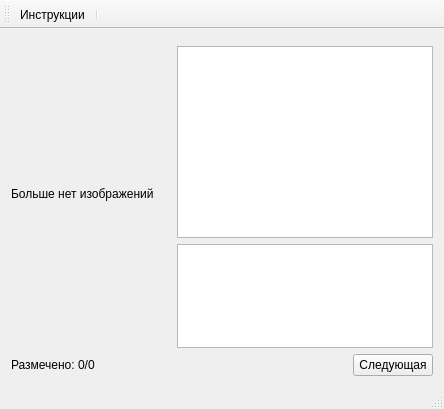
Above: mainwindow.ui from vuvko/label_emotions before the change. Below: the same form after it.
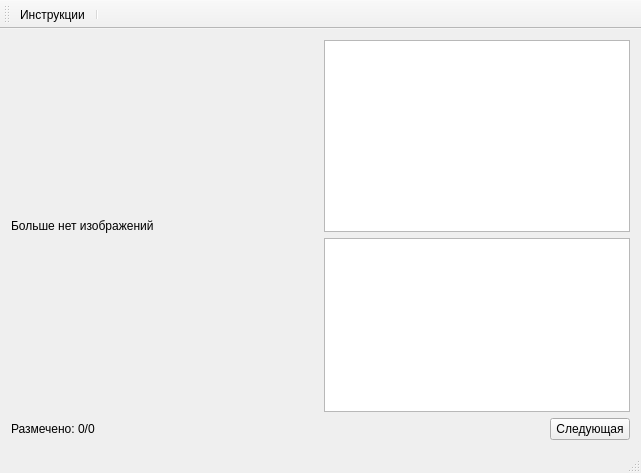
That is the form after the change.

Patch:
```diff
--- a/mainwindow.ui
+++ b/mainwindow.ui
@@ -6,8 +6,8 @@
    <rect>
     <x>0</x>
     <y>0</y>
-    <width>444</width>
-    <height>409</height>
+    <width>641</width>
+    <height>473</height>
    </rect>
   </property>
   <property name="windowTitle">
@@ -20,104 +20,104 @@
      <verstretch>0</verstretch>
     </sizepolicy>
    </property>
-   <layout class="QGridLayout" name="gridLayout">
-    <item row="5" column="1">
-     <spacer name="horizontalSpacer">
-      <property name="orientation">
-       <enum>Qt::Horizontal</enum>
-      </property>
-      <property name="sizeHint" stdset="0">
-       <size>
-        <width>40</width>
-        <height>20</height>
-       </size>
-      </property>
-     </spacer>
-    </item>
-    <item row="3" column="1" colspan="2">
-     <widget class="QListView" name="TypeView">
-      <property name="sizePolicy">
-       <sizepolicy hsizetype="Expanding" vsizetype="Expanding">
-        <horstretch>0</horstretch>
-        <verstretch>0</verstretch>
-       </sizepolicy>
-      </property>
-      <property name="editTriggers">
-       <set>QAbstractItemView::NoEditTriggers</set>
-      </property>
-      <property name="defaultDropAction">
-       <enum>Qt::IgnoreAction</enum>
-      </property>
-     </widget>
-    </item>
-    <item row="4" column="1" colspan="2">
-     <spacer name="verticalSpacer">
-      <property name="orientation">
-       <enum>Qt::Vertical</enum>
-      </property>
-      <property name="sizeHint" stdset="0">
-       <size>
-        <width>20</width>
-        <height>40</height>
-       </size>
-      </property>
-     </spacer>
-    </item>
-    <item row="5" column="2">
-     <widget class="QPushButton" name="NextButton">
-      <property name="text">
-       <string>Следующая</string>
-      </property>
-     </widget>
-    </item>
-    <item row="5" column="0">
-     <widget class="QLabel" name="MarkedLabel">
-      <property name="text">
-       <string>Размечено: 0/0</string>
-      </property>
-     </widget>
-    </item>
-    <item row="1" column="1" rowspan="2" colspan="2">
-     <widget class="QListView" name="LabelView">
-      <property name="sizePolicy">
-       <sizepolicy hsizetype="Expanding" vsizetype="MinimumExpanding">
-        <horstretch>0</horstretch>
-        <verstretch>0</verstretch>
-       </sizepolicy>
-      </property>
-      <property name="editTriggers">
-       <set>QAbstractItemView::NoEditTriggers</set>
-      </property>
-      <property name="defaultDropAction">
-       <enum>Qt::IgnoreAction</enum>
-      </property>
-     </widget>
-    </item>
-    <item row="0" column="1" colspan="2">
-     <spacer name="verticalSpacer_2">
-      <property name="orientation">
-       <enum>Qt::Vertical</enum>
-      </property>
-      <property name="sizeHint" stdset="0">
-       <size>
-        <width>20</width>
-        <height>40</height>
-       </size>
-      </property>
-     </spacer>
-    </item>
-    <item row="0" column="0" rowspan="5">
-     <widget class="QLabel" name="Canvas">
-      <property name="sizePolicy">
-       <sizepolicy hsizetype="Expanding" vsizetype="Expanding">
-        <horstretch>0</horstretch>
-        <verstretch>0</verstretch>
-       </sizepolicy>
-      </property>
-      <property name="text">
-       <string>Больше нет изображений</string>
-      </property>
-     </widget>
+   <layout class="QVBoxLayout" name="verticalLayout_5">
+    <item>
+     <layout class="QGridLayout" name="gridLayout">
+      <item row="0" column="1">
+       <widget class="QListView" name="LabelView">
+        <property name="sizePolicy">
+         <sizepolicy hsizetype="Expanding" vsizetype="MinimumExpanding">
+          <horstretch>0</horstretch>
+          <verstretch>0</verstretch>
+         </sizepolicy>
+        </property>
+        <property name="editTriggers">
+         <set>QAbstractItemView::NoEditTriggers</set>
+        </property>
+        <property name="defaultDropAction">
+         <enum>Qt::IgnoreAction</enum>
+        </property>
+       </widget>
+      </item>
+      <item row="3" column="0">
+       <widget class="QLabel" name="MarkedLabel">
+        <property name="text">
+         <string>Размечено: 0/0</string>
+        </property>
+       </widget>
+      </item>
+      <item row="0" column="0" rowspan="2">
+       <widget class="QLabel" name="Canvas">
+        <property name="sizePolicy">
+         <sizepolicy hsizetype="Expanding" vsizetype="Expanding">
+          <horstretch>0</horstretch>
+          <verstretch>0</verstretch>
+         </sizepolicy>
+        </property>
+        <property name="minimumSize">
+         <size>
+          <width>0</width>
+          <height>0</height>
+         </size>
+        </property>
+        <property name="text">
+         <string>Больше нет изображений</string>
+        </property>
+        <property name="scaledContents">
+         <bool>true</bool>
+        </property>
+       </widget>
+      </item>
+      <item row="1" column="1">
+       <widget class="QListView" name="TypeView">
+        <property name="sizePolicy">
+         <sizepolicy hsizetype="Expanding" vsizetype="Expanding">
+          <horstretch>0</horstretch>
+          <verstretch>0</verstretch>
+         </sizepolicy>
+        </property>
+        <property name="editTriggers">
+         <set>QAbstractItemView::NoEditTriggers</set>
+        </property>
+        <property name="defaultDropAction">
+         <enum>Qt::IgnoreAction</enum>
+        </property>
+       </widget>
+      </item>
+      <item row="3" column="1">
+       <layout class="QHBoxLayout" name="horizontalLayout">
+        <item>
+         <spacer name="horizontalSpacer">
+          <property name="orientation">
+           <enum>Qt::Horizontal</enum>
+          </property>
+          <property name="sizeType">
+           <enum>QSizePolicy::Expanding</enum>
+          </property>
+          <property name="sizeHint" stdset="0">
+           <size>
+            <width>40</width>
+            <height>20</height>
+           </size>
+          </property>
+         </spacer>
+        </item>
+        <item>
+         <widget class="QPushButton" name="NextButton">
+          <property name="sizePolicy">
+           <sizepolicy hsizetype="Minimum" vsizetype="Fixed">
+            <horstretch>0</horstretch>
+            <verstretch>0</verstretch>
+           </sizepolicy>
+          </property>
+          <property name="text">
+           <string>Следующая</string>
+          </property>
+         </widget>
+        </item>
+       </layout>
+      </item>
+     </layout>
     </item>
    </layout>
   </widget>
```
